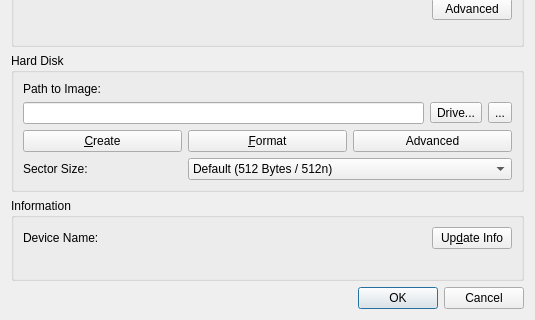
Qt form src/Properties_Window.ui (chronic8000/aqemu) before a commit; both pictures show x 0 to 535 and y 240 to 560 of the 535 by 560 pixel window.
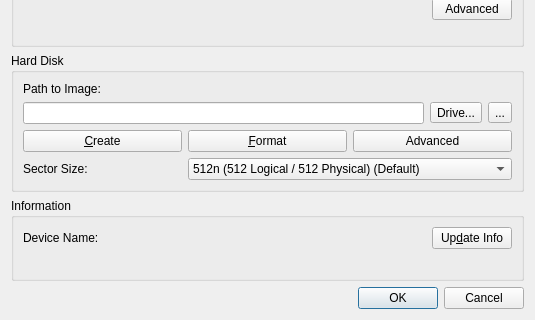
The same form after that commit. Icons and pictures are not drawn. Custom widgets are drawn as their Qt base class.

```diff
--- a/src/Properties_Window.ui
+++ b/src/Properties_Window.ui
@@ -265,7 +265,7 @@
         </property>
         <item>
          <property name="text">
-          <string>Default (512 Bytes / 512n)</string>
+          <string>512n (512 Logical / 512 Physical) (Default)</string>
          </property>
         </item>
         <item>
```
Left out of the diff: 6 changed lines with no effect on the pictures.
